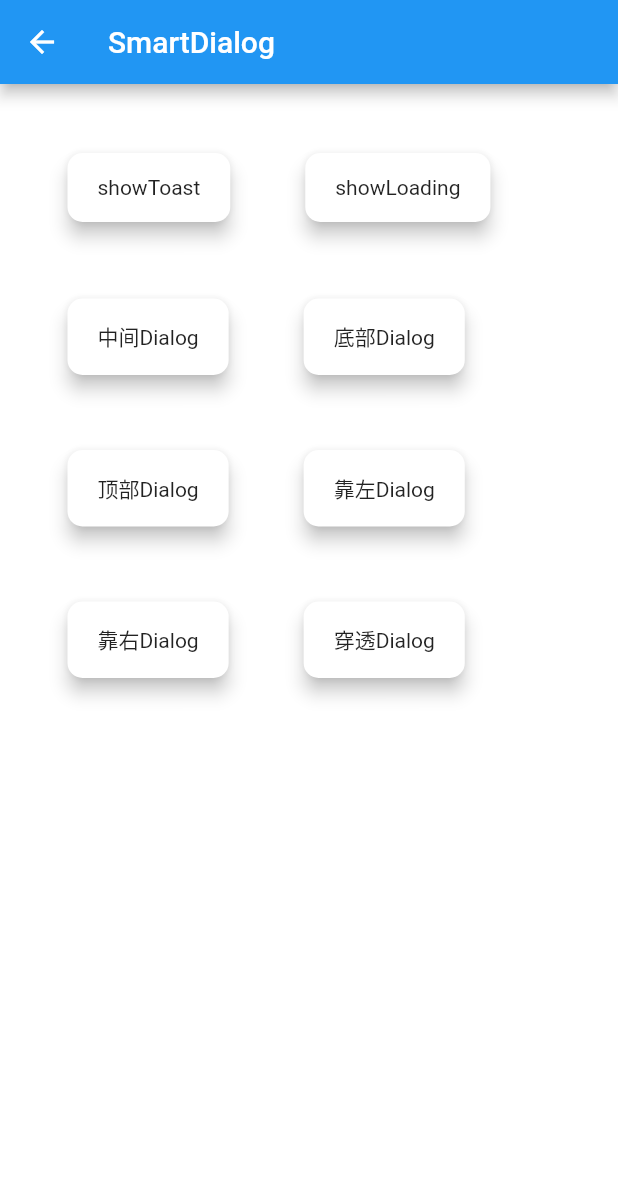
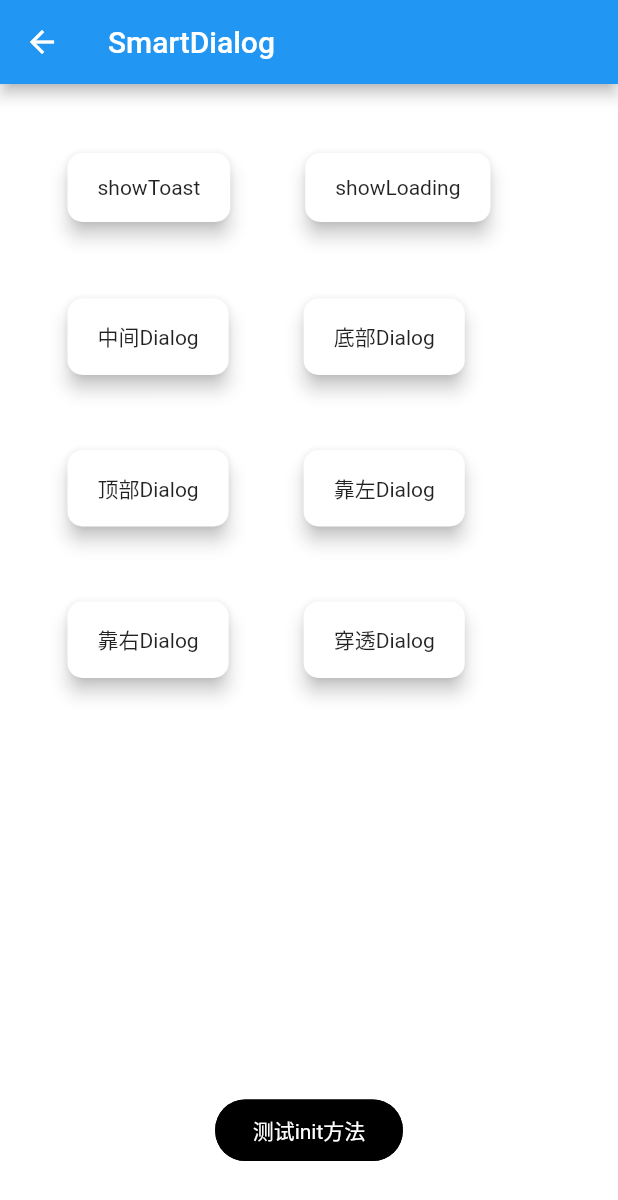
Before and after one commit to xdd666t/flutter_use, a Flutter app: the SmartDialogPage screen opened by its route, on a phone screen of 412 x 824 dp. Shown: the top 1200 px of the screen. Run offline on Flutter 3.47's test engine with Material 2 defaults, Android fonts, the phone set to English and light mode, and no system bars; drawn by our look-alikes of flutter_smart_dialog; our stand-ins replace bloc, flutter_bloc, flutter_screenutil, get, keyboard_actions, photo_view and 1 more; missing offline and left inert: flutter_picker, focus_widget, multi_image_picker; network calls fail.

Commit message:
框架中增加init方法

```diff
--- /dev/null
+++ b/lib/app/utils/ui/view_util.dart
@@ -0,0 +1,16 @@
+import 'dart:async';
+
+import 'package:flutter/material.dart';
+
+class ViewUtil {
+  ///界面初始化完成
+  static Future<void> initFinish() async {
+    Completer<void> completer = Completer();
+
+    WidgetsBinding.instance.addPostFrameCallback((timeStamp) {
+      completer.complete();
+    });
+
+    return completer.future;
+  }
+}
--- a/lib/module/function/smart_dialog/logic.dart
+++ b/lib/module/function/smart_dialog/logic.dart
@@ -1,11 +1,19 @@
 import 'package:flutter/material.dart';
 import 'package:flutter_smart_dialog/flutter_smart_dialog.dart';
+import 'package:flutter_use/app/utils/ui/view_util.dart';
 import 'package:get/get.dart';
 
 import 'state.dart';
 
 class SmartDialogLogic extends GetxController {
   final state = SmartDialogState();
+
+  void init() async{
+    //必须等待界面加载完毕
+    await ViewUtil.initFinish();
+
+    SmartDialog.showToast('测试init方法');
+  }
 
   ///测试功能模块
   void showFun(context, tag) async {
--- a/lib/module/function/smart_dialog/view.dart
+++ b/lib/module/function/smart_dialog/view.dart
@@ -7,7 +7,7 @@ import 'logic.dart';
 import 'state.dart';
 
 class SmartDialogPage extends StatelessWidget {
-  final SmartDialogLogic logic = Get.put(SmartDialogLogic());
+  final SmartDialogLogic logic = Get.put(SmartDialogLogic())..init();
   final SmartDialogState state = Get.find<SmartDialogLogic>().state;
 
   @override
```
